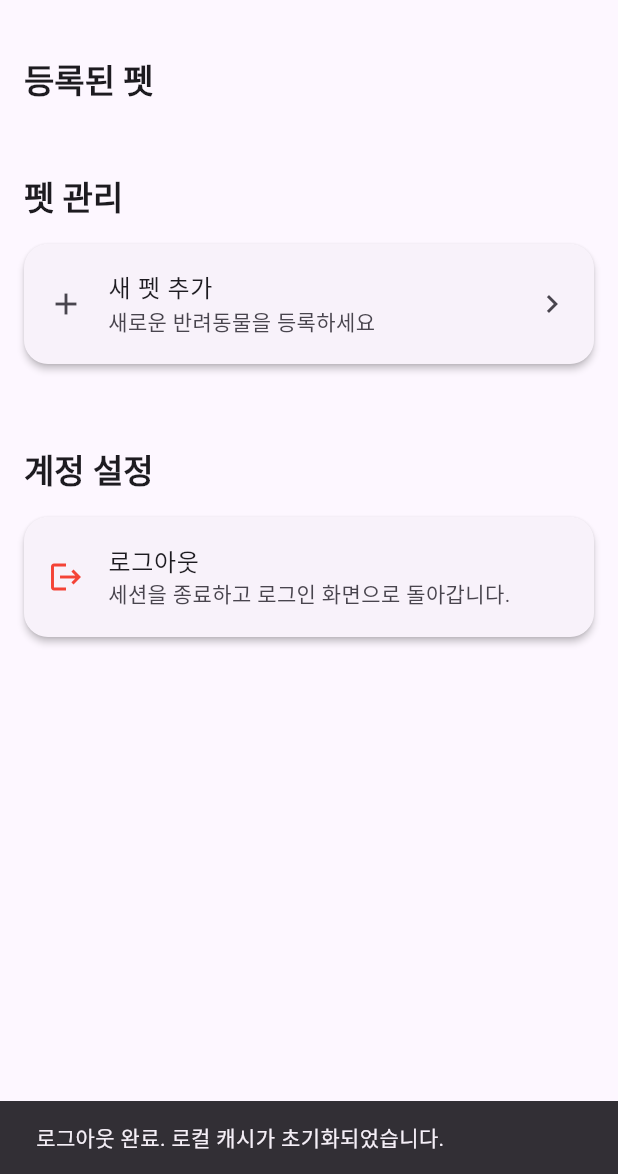
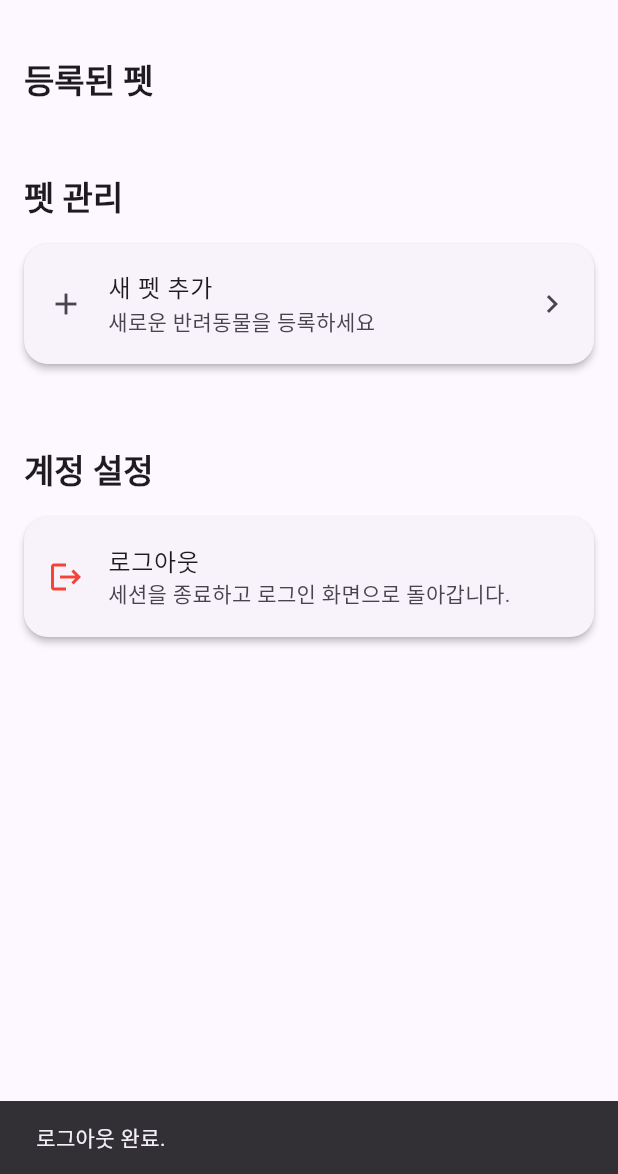
Before and after one commit to ridu-ducksushi/Myot_02, a Flutter app: the SettingsPlaceholder screen opened by its route, after a tap on "로그아웃", on a phone screen of 412 x 824 dp, the part 62-1236 px from its top. Run offline on Flutter 3.47's test engine with Material 3 defaults, Android fonts, the phone set to English and light mode, and no system bars; our stand-ins replace easy_localization, firebase_messaging, flutter_image_compress, flutter_local_notifications, flutter_riverpod, freezed_annotation and 5 more; accounts and stored records are empty.

Commit message:
캐시 보존 전략 수정: 계정 전환/로그아웃 시 캐시 삭제 제거
- 사용자 스코프 캐시를 유지하고 계정 전환 시 데이터만 재로딩
- 로그아웃 시 캐시 삭제하지 않고 세션만 종료

```diff
--- a/lib/features/settings/placeholder.dart
+++ b/lib/features/settings/placeholder.dart
@@ -16,12 +16,10 @@ class SettingsPlaceholder extends ConsumerWidget {
 
   Future<void> _signOut(BuildContext context) async {
     try {
-      await LocalDatabase.instance.clearAll();
+      // 캐시는 사용자 스코프 키로 분리되어 있으므로 전역 삭제하지 않음
       await Supabase.instance.client.auth.signOut();
       if (context.mounted) {
-        ScaffoldMessenger.of(context).showSnackBar(
-          const SnackBar(content: Text('로그아웃 완료. 로컬 캐시가 초기화되었습니다.')),
-        );
+        ScaffoldMessenger.of(context).showSnackBar(const SnackBar(content: Text('로그아웃 완료.')));
       }
       // The GoRouter redirect will handle navigation to the login screen.
     } catch (e) {
```
Also changed, not shown: lib/features/pets/pets_screen.dart (+4 -6 lines).
